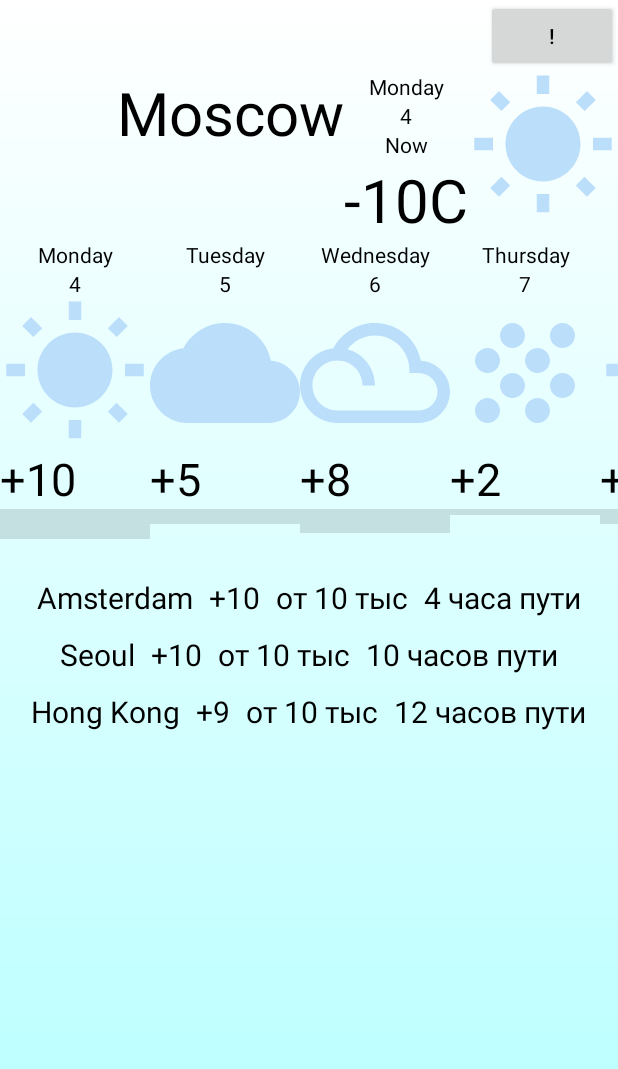
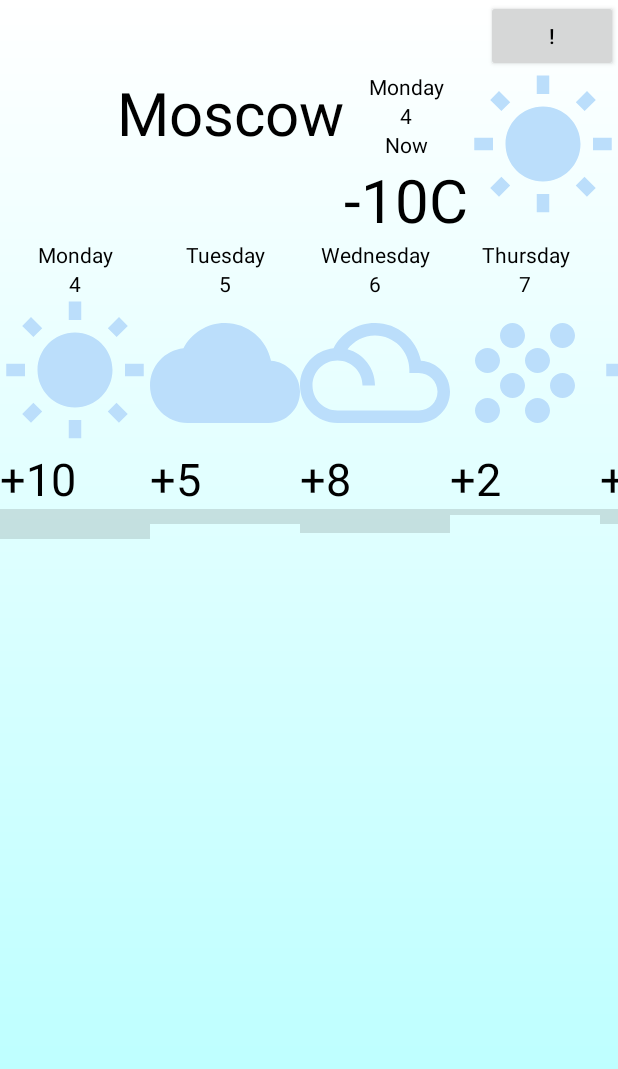
Before and after one commit to niww1919/AndroidBase, an Android app: the screen it shows after launch (MainActivity), on a phone screen of 412 x 824 dp. Shown: the top 1069 px of the screen. Run offline under Robolectric (Android 15) with nearby library versions, the phone set to English and light mode, and no system bars.

Commit message:
delete city

```diff
--- a/app/src/main/res/layout/activity_main.xml
+++ b/app/src/main/res/layout/activity_main.xml
@@ -467,114 +467,114 @@
         </LinearLayout>
     </HorizontalScrollView>
 
-    <LinearLayout
-        style="@style/styleOfList"
-        android:layout_width="match_parent"
-        android:layout_height="wrap_content"
+<!--    <LinearLayout-->
+<!--        style="@style/styleOfList"-->
+<!--        android:layout_width="match_parent"-->
+<!--        android:layout_height="wrap_content"-->
 
-        android:orientation="vertical"
-        app:layout_constraintTop_toBottomOf="@+id/horizontalScrollView">
+<!--        android:orientation="vertical"-->
+<!--        app:layout_constraintTop_toBottomOf="@+id/horizontalScrollView">-->
 
-        <LinearLayout
-            android:layout_width="match_parent"
-            android:layout_height="wrap_content"
-            android:gravity="center"
-            android:orientation="horizontal">
+<!--        <LinearLayout-->
+<!--            android:layout_width="match_parent"-->
+<!--            android:layout_height="wrap_content"-->
+<!--            android:gravity="center"-->
+<!--            android:orientation="horizontal">-->
 
-            <TextView
-                style="@style/styleOfListTV"
-                android:layout_width="wrap_content"
-                android:layout_height="wrap_content"
-                android:text="Amsterdam" />
+<!--            <TextView-->
+<!--                style="@style/styleOfListTV"-->
+<!--                android:layout_width="wrap_content"-->
+<!--                android:layout_height="wrap_content"-->
+<!--                android:text="Amsterdam" />-->
 
-            <TextView
-                style="@style/styleOfListTV"
-                android:layout_width="wrap_content"
-                android:layout_height="wrap_content"
+<!--            <TextView-->
+<!--                style="@style/styleOfListTV"-->
+<!--                android:layout_width="wrap_content"-->
+<!--                android:layout_height="wrap_content"-->
 
-                android:text="+10" />
+<!--                android:text="+10" />-->
 
-            <TextView
-                style="@style/styleOfListTV"
-                android:layout_width="wrap_content"
-                android:layout_height="wrap_content"
-                android:text="от 10 тыс" />
+<!--            <TextView-->
+<!--                style="@style/styleOfListTV"-->
+<!--                android:layout_width="wrap_content"-->
+<!--                android:layout_height="wrap_content"-->
+<!--                android:text="от 10 тыс" />-->
 
-            <TextView
-                style="@style/styleOfListTV"
-                android:layout_width="wrap_content"
-                android:layout_height="wrap_content"
-                android:text="4 часа пути" />
-        </LinearLayout>
+<!--            <TextView-->
+<!--                style="@style/styleOfListTV"-->
+<!--                android:layout_width="wrap_content"-->
+<!--                android:layout_height="wrap_content"-->
+<!--                android:text="4 часа пути" />-->
+<!--        </LinearLayout>-->
 
-        <LinearLayout
-            android:layout_width="match_parent"
-            android:layout_height="wrap_content"
-            android:gravity="center"
-            android:orientation="horizontal">
+<!--        <LinearLayout-->
+<!--            android:layout_width="match_parent"-->
+<!--            android:layout_height="wrap_content"-->
+<!--            android:gravity="center"-->
+<!--            android:orientation="horizontal">-->
 
-            <TextView
-                style="@style/styleOfListTV"
-                android:layout_width="wrap_content"
-                android:layout_height="wrap_content"
-                android:text="Seoul" />
+<!--            <TextView-->
+<!--                style="@style/styleOfListTV"-->
+<!--                android:layout_width="wrap_content"-->
+<!--                android:layout_height="wrap_content"-->
+<!--                android:text="Seoul" />-->
 
-            <TextView
-                style="@style/styleOfListTV"
-                android:layout_width="wrap_content"
-                android:layout_height="wrap_content"
+<!--            <TextView-->
+<!--                style="@style/styleOfListTV"-->
+<!--                android:layout_width="wrap_content"-->
+<!--                android:layout_height="wrap_content"-->
 
-                android:text="+10" />
+<!--                android:text="+10" />-->
 
-            <TextView
-                style="@style/styleOfListTV"
-                android:layout_width="wrap_content"
-                android:layout_height="wrap_content"
-                android:text="от 10 тыс" />
+<!--            <TextView-->
+<!--                style="@style/styleOfListTV"-->
+<!--                android:layout_width="wrap_content"-->
+<!--                android:layout_height="wrap_content"-->
+<!--                android:text="от 10 тыс" />-->
 
-            <TextView
-                style="@style/styleOfListTV"
-                android:layout_width="wrap_content"
-                android:layout_height="wrap_content"
-                android:text="10 часов пути" />
+<!--            <TextView-->
+<!--                style="@style/styleOfListTV"-->
+<!--                android:layout_width="wrap_content"-->
+<!--                android:layout_height="wrap_content"-->
+<!--                android:text="10 часов пути" />-->
 
-        </LinearLayout>
+<!--        </LinearLayout>-->
 
-        <LinearLayout
-            android:layout_width="match_parent"
-            android:layout_height="wrap_content"
-            android:gravity="center"
-            android:orientation="horizontal">
+<!--        <LinearLayout-->
+<!--            android:layout_width="match_parent"-->
+<!--            android:layout_height="wrap_content"-->
+<!--            android:gravity="center"-->
+<!--            android:orientation="horizontal">-->
 
-            <TextView
-                style="@style/styleOfListTV"
-                android:layout_width="wrap_content"
-                android:layout_height="wrap_content"
-                android:text="Hong Kong" />
+<!--            <TextView-->
+<!--                style="@style/styleOfListTV"-->
+<!--                android:layout_width="wrap_content"-->
+<!--                android:layout_height="wrap_content"-->
+<!--                android:text="Hong Kong" />-->
 
-            <TextView
-                style="@style/styleOfListTV"
-                android:layout_width="wrap_content"
-                android:layout_height="wrap_content"
+<!--            <TextView-->
+<!--                style="@style/styleOfListTV"-->
+<!--                android:layout_width="wrap_content"-->
+<!--                android:layout_height="wrap_content"-->
 
-                android:text="+9" />
+<!--                android:text="+9" />-->
 
-            <TextView
-                style="@style/styleOfListTV"
-                android:layout_width="wrap_content"
-                android:layout_height="wrap_content"
-                android:text="от 10 тыс" />
+<!--            <TextView-->
+<!--                style="@style/styleOfListTV"-->
+<!--                android:layout_width="wrap_content"-->
+<!--                android:layout_height="wrap_content"-->
+<!--                android:text="от 10 тыс" />-->
 
-            <TextView
-                style="@style/styleOfListTV"
-                android:layout_width="wrap_content"
-                android:layout_height="wrap_content"
-                android:text="12 часов пути" />
+<!--            <TextView-->
+<!--                style="@style/styleOfListTV"-->
+<!--                android:layout_width="wrap_content"-->
+<!--                android:layout_height="wrap_content"-->
+<!--                android:text="12 часов пути" />-->
 
-        </LinearLayout>
+<!--        </LinearLayout>-->
 
 
-    </LinearLayout>
+<!--    </LinearLayout>-->
 
     <!--        <View-->
     <!--            android:layout_width="wrap_content"-->
```
